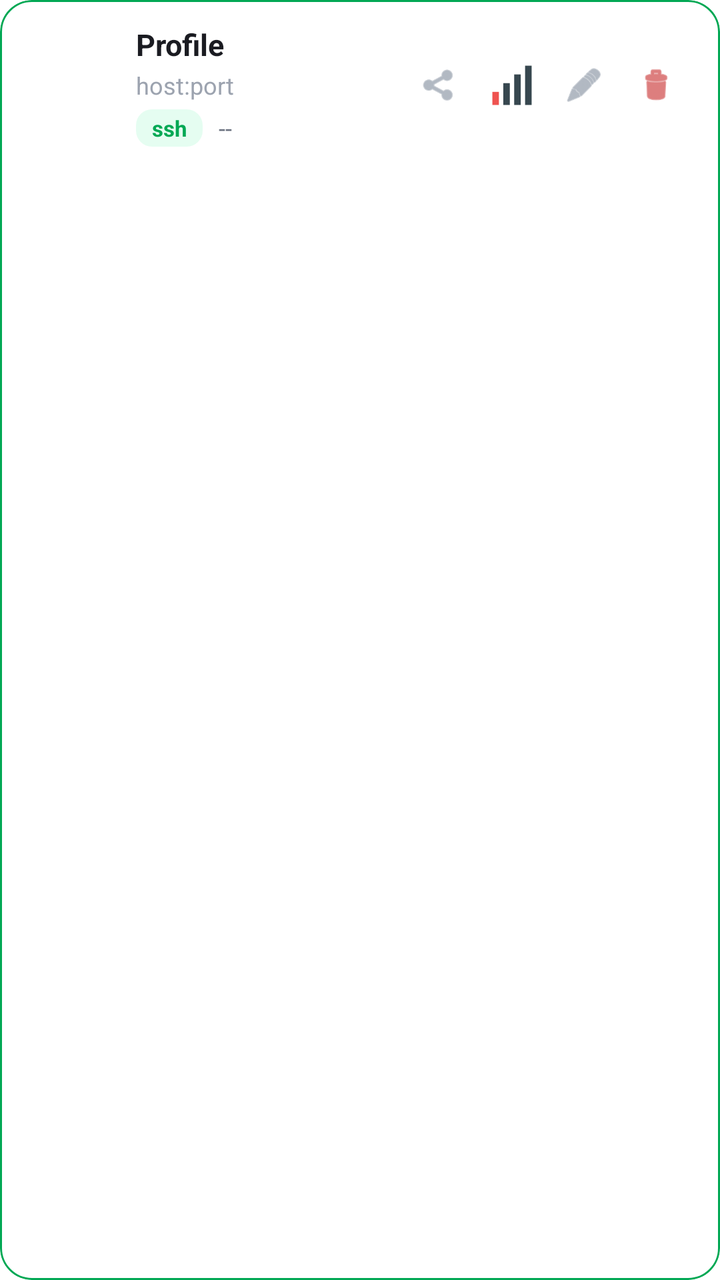
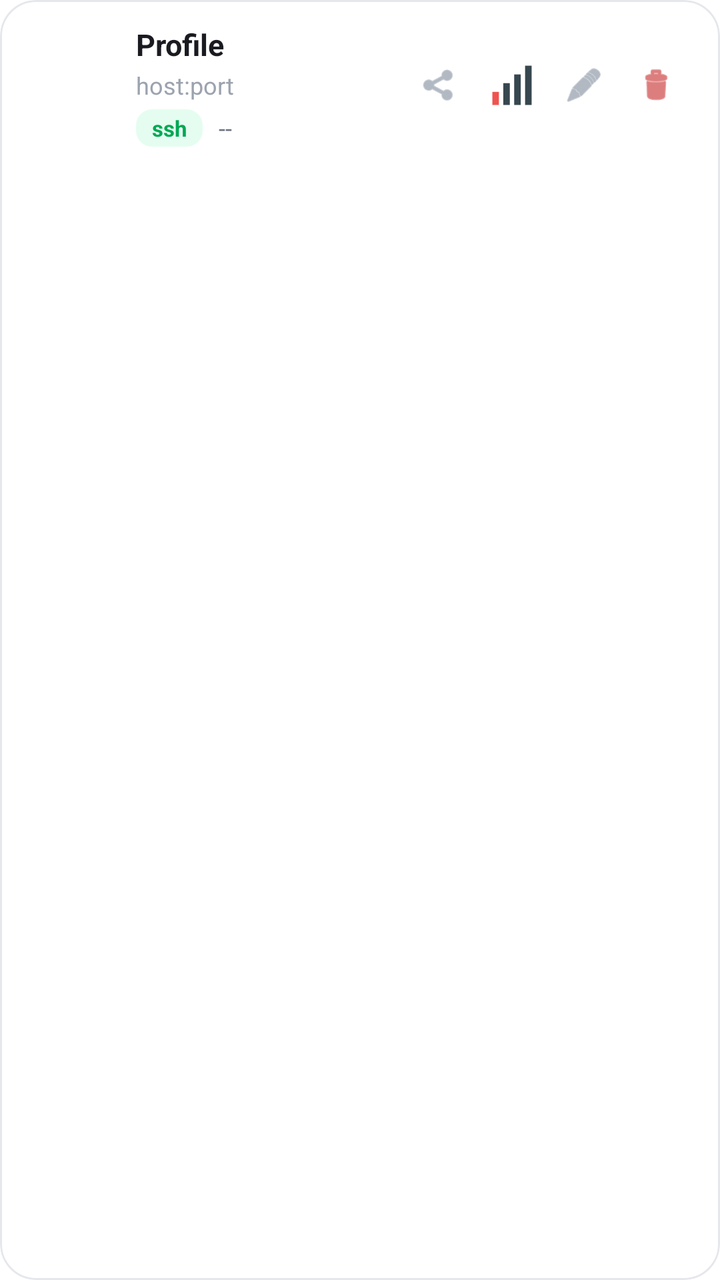

Compare the two renders of this Android layout. The source of the first and the diff that turns it into the second are given below.
<!-- AndroidManifest.xml: application theme Theme.MyApp -->
<!-- res/layout/item_profile.xml -->
<?xml version="1.0" encoding="utf-8"?>
<com.google.android.material.card.MaterialCardView
    xmlns:android="http://schemas.android.com/apk/res/android"
    xmlns:app="http://schemas.android.com/apk/res-auto"
    android:layout_width="match_parent"
    android:layout_height="wrap_content"
    android:layout_marginHorizontal="4dp"
    android:layout_marginVertical="5dp"
    android:clickable="true"
    android:focusable="true"
    android:foreground="?attr/selectableItemBackground"
    app:cardBackgroundColor="@color/card_background"
    app:cardCornerRadius="16dp"
    app:cardElevation="0dp"
    app:strokeColor="@color/accent_green"
    app:strokeWidth="1dp">

    <LinearLayout
        android:layout_width="match_parent"
        android:layout_height="wrap_content"
        android:gravity="center_vertical"
        android:orientation="horizontal"
        android:paddingHorizontal="14dp"
        android:paddingVertical="12dp">

        
        <FrameLayout
            android:layout_width="42dp"
            android:layout_height="30dp"
            android:layout_marginEnd="12dp"
            android:background="@drawable/bg_flag_frame"
            android:padding="2.5dp">

            <ImageView
                android:id="@+id/imgFlag"
                android:layout_width="match_parent"
                android:layout_height="match_parent"
                android:scaleType="centerCrop"
                android:contentDescription="flag" />
        </FrameLayout>

        
        <LinearLayout
            android:layout_width="0dp"
            android:layout_height="wrap_content"
            android:layout_weight="1"
            android:orientation="vertical">

            <TextView
                android:id="@+id/txtName"
                android:layout_width="match_parent"
                android:layout_height="wrap_content"
                android:ellipsize="end"
                android:maxLines="1"
                android:text="Profile"
                android:textColor="@color/text_primary"
                android:textSize="15sp"
                android:textStyle="bold" />

            <TextView
                android:id="@+id/txtHost"
                android:layout_width="match_parent"
                android:layout_height="wrap_content"
                android:layout_marginTop="2dp"
                android:ellipsize="end"
                android:maxLines="1"
                android:text="host:port"
                android:textColor="@color/text_muted"
                android:textSize="12sp" />

            <LinearLayout
                android:layout_width="wrap_content"
                android:layout_height="wrap_content"
                android:layout_marginTop="4dp"
                android:gravity="center_vertical"
                android:orientation="horizontal">

                <TextView
                    android:id="@+id/txtProtocol"
                    android:layout_width="wrap_content"
                    android:layout_height="wrap_content"
                    android:background="@drawable/bg_proto_chip"
                    android:paddingHorizontal="8dp"
                    android:paddingVertical="2dp"
                    android:text="ssh"
                    android:textColor="@color/accent_green"
                    android:textSize="11sp"
                    android:textStyle="bold" />

                <TextView
                    android:id="@+id/txtPing"
                    android:layout_width="wrap_content"
                    android:layout_height="wrap_content"
                    android:layout_marginStart="8dp"
                    android:text="--"
                    android:textColor="@color/text_secondary"
                    android:textSize="12sp" />
            </LinearLayout>
        </LinearLayout>

        
        <LinearLayout
            android:layout_width="wrap_content"
            android:layout_height="wrap_content"
            android:layout_marginStart="4dp"
            android:gravity="center_vertical"
            android:orientation="horizontal">

            <ImageButton
                android:id="@+id/btnQr"
                android:layout_width="36dp"
                android:layout_height="36dp"
                android:background="?attr/selectableItemBackgroundBorderless"
                android:contentDescription="แชร์"
                android:padding="8dp"
                android:scaleType="fitCenter"
                android:src="@android:drawable/ic_menu_share"
                app:tint="#7E8A9A" />

            <ImageButton
                android:id="@+id/btnSignal"
                android:layout_width="36dp"
                android:layout_height="36dp"
                android:background="?attr/selectableItemBackgroundBorderless"
                android:contentDescription="สัญญาณ"
                android:padding="6dp"
                android:scaleType="fitCenter"
                android:src="@drawable/ic_signal_0" />

            <ImageButton
                android:id="@+id/btnEdit"
                android:layout_width="36dp"
                android:layout_height="36dp"
                android:background="?attr/selectableItemBackgroundBorderless"
                android:contentDescription="แก้ไข"
                android:padding="8dp"
                android:scaleType="fitCenter"
                android:src="@android:drawable/ic_menu_edit"
                app:tint="#7E8A9A" />

            <ImageButton
                android:id="@+id/btnDelete"
                android:layout_width="36dp"
                android:layout_height="36dp"
                android:background="?attr/selectableItemBackgroundBorderless"
                android:contentDescription="ลบ"
                android:padding="8dp"
                android:scaleType="fitCenter"
                android:src="@android:drawable/ic_menu_delete"
                app:tint="#C62828" />
        </LinearLayout>
    </LinearLayout>
</com.google.android.material.card.MaterialCardView>
<!-- resources referenced by this layout -->
<resources>
  <color name="accent_green">#00A854</color>
  <color name="card_background">#FFFFFF</color>
  <color name="text_muted">#9CA3AF</color>
  <color name="text_primary">#1A1B21</color>
  <color name="text_secondary">#6B7280</color>
  <!-- drawable bg_flag_frame (drawable) -->
  <?xml version="1.0" encoding="utf-8"?>
  <shape xmlns:android="http://schemas.android.com/apk/res/android"
      android:shape="rectangle">
      <solid android:color="#1AFFFFFF" />
      <stroke
          android:width="1.5dp"
          android:color="#33FFFFFF" />
      <corners android:radius="6dp" />
  </shape>
  <!-- drawable bg_proto_chip (drawable) -->
  <?xml version="1.0" encoding="utf-8"?>
  <shape xmlns:android="http://schemas.android.com/apk/res/android"
      android:shape="rectangle">
      <solid android:color="#1A00E676" />
      <corners android:radius="8dp" />
  </shape>
  <!-- drawable ic_signal_0 (drawable) -->
  <?xml version="1.0" encoding="utf-8"?>
  <vector xmlns:android="http://schemas.android.com/apk/res/android"
      android:width="22dp"
      android:height="22dp"
      android:viewportWidth="22"
      android:viewportHeight="22">
      <path
          android:fillColor="#EF5350"
          android:pathData="M2,14h3v6h-3z"/>
      <path
          android:fillColor="#37474F"
          android:pathData="M7,10h3v10h-3z"/>
      <path
          android:fillColor="#37474F"
          android:pathData="M12,6h3v14h-3z"/>
      <path
          android:fillColor="#37474F"
          android:pathData="M17,2h3v18h-3z"/>
  </vector>
  <color name="md_theme_primary_container">#E0E0FF</color>
  <color name="md_theme_on_primary_container">#12134A</color>
  <color name="md_theme_secondary">#5A5D72</color>
  <color name="md_theme_on_secondary">#FFFFFF</color>
  <color name="md_theme_secondary_container">#DFE1F9</color>
  <color name="md_theme_on_secondary_container">#171B2C</color>
  <color name="md_theme_tertiary">#006B5F</color>
  <color name="md_theme_on_tertiary">#FFFFFF</color>
  <color name="md_theme_error">#BA1A1A</color>
  <color name="md_theme_on_error">#FFFFFF</color>
  <color name="window_background">#FFFFFF</color>
  <color name="md_theme_surface_variant">#E3E1EC</color>
  <color name="divider">#E5E7EB</color>
  <color name="status_bar">#FFFFFF</color>
  <color name="bottom_nav_background">#FFFFFF</color>
  <!-- unchanged entries left out for length: 1 -->
</resources>

<!-- the commit's change to res/layout/item_profile.xml (unified diff, before → after) -->
@@ -10,9 +10,9 @@
     android:focusable="true"
     android:foreground="?attr/selectableItemBackground"
     app:cardBackgroundColor="@color/card_background"
-    app:cardCornerRadius="16dp"
+    app:cardCornerRadius="18dp"
     app:cardElevation="0dp"
-    app:strokeColor="@color/accent_green"
+    app:strokeColor="@color/divider"
     app:strokeWidth="1dp">
 
     <LinearLayout
